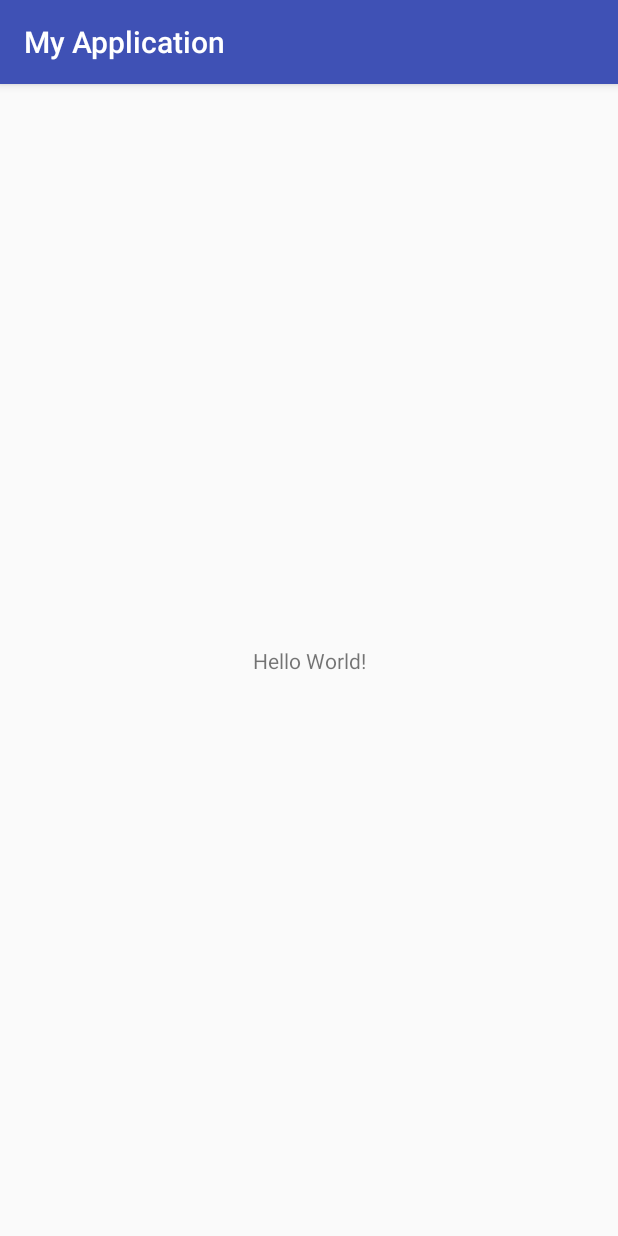
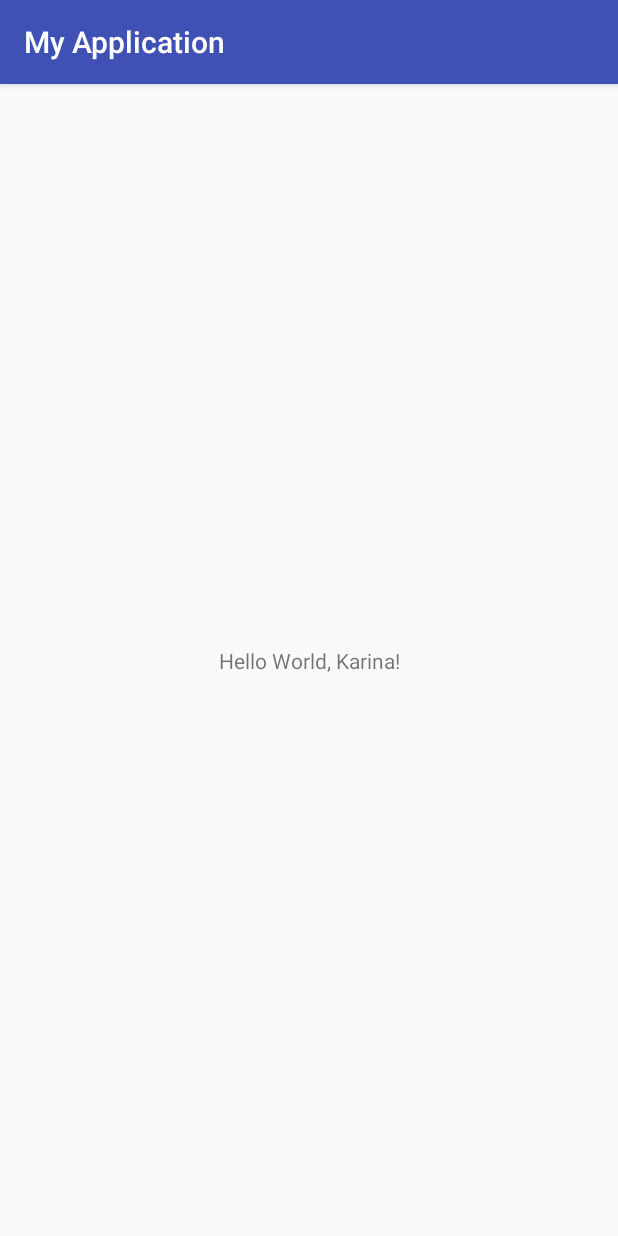
Before and after one commit to karinamina3/PDM_Labo1_00012217, an Android app: the screen it shows after launch (MainActivity), on a phone screen of 412 x 824 dp. Run offline under Robolectric (Android 15) with nearby library versions, the phone set to English and light mode, and no system bars.

Commit message:
Segundo commit

```diff
--- a/app/src/main/res/layout/activity_main.xml
+++ b/app/src/main/res/layout/activity_main.xml
@@ -9,7 +9,7 @@
     <TextView
         android:layout_width="wrap_content"
         android:layout_height="wrap_content"
-        android:text="Hello World!"
+        android:text="Hello World, Karina!"
         app:layout_constraintBottom_toBottomOf="parent"
         app:layout_constraintLeft_toLeftOf="parent"
         app:layout_constraintRight_toRightOf="parent"
```
